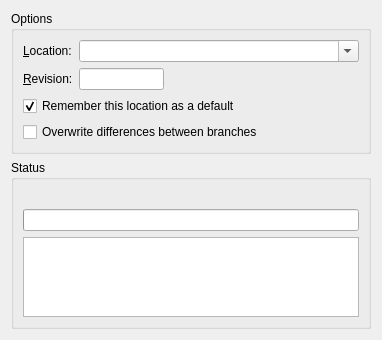
breezy-team/qbrz, file ui/pull.ui: the form before one commit.
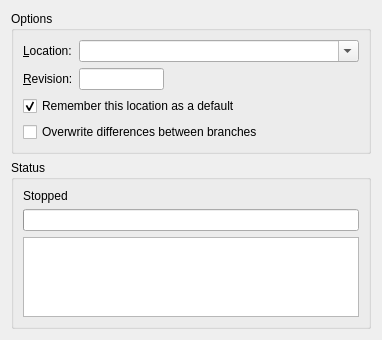
The form after the commit.

Commit message: qpull/qpush: Allow word wrapping in the progress message.

```diff
--- a/ui/pull.ui
+++ b/ui/pull.ui
@@ -86,7 +86,14 @@
      </property>
      <layout class="QVBoxLayout" >
       <item>
-       <widget class="QLabel" name="progressMessage" />
+       <widget class="QLabel" name="progressMessage" >
+        <property name="text" >
+         <string>Stopped</string>
+        </property>
+        <property name="wordWrap" >
+         <bool>true</bool>
+        </property>
+       </widget>
       </item>
       <item>
        <widget class="QProgressBar" name="progressBar" >
```
The commit also changes 2 other files.
